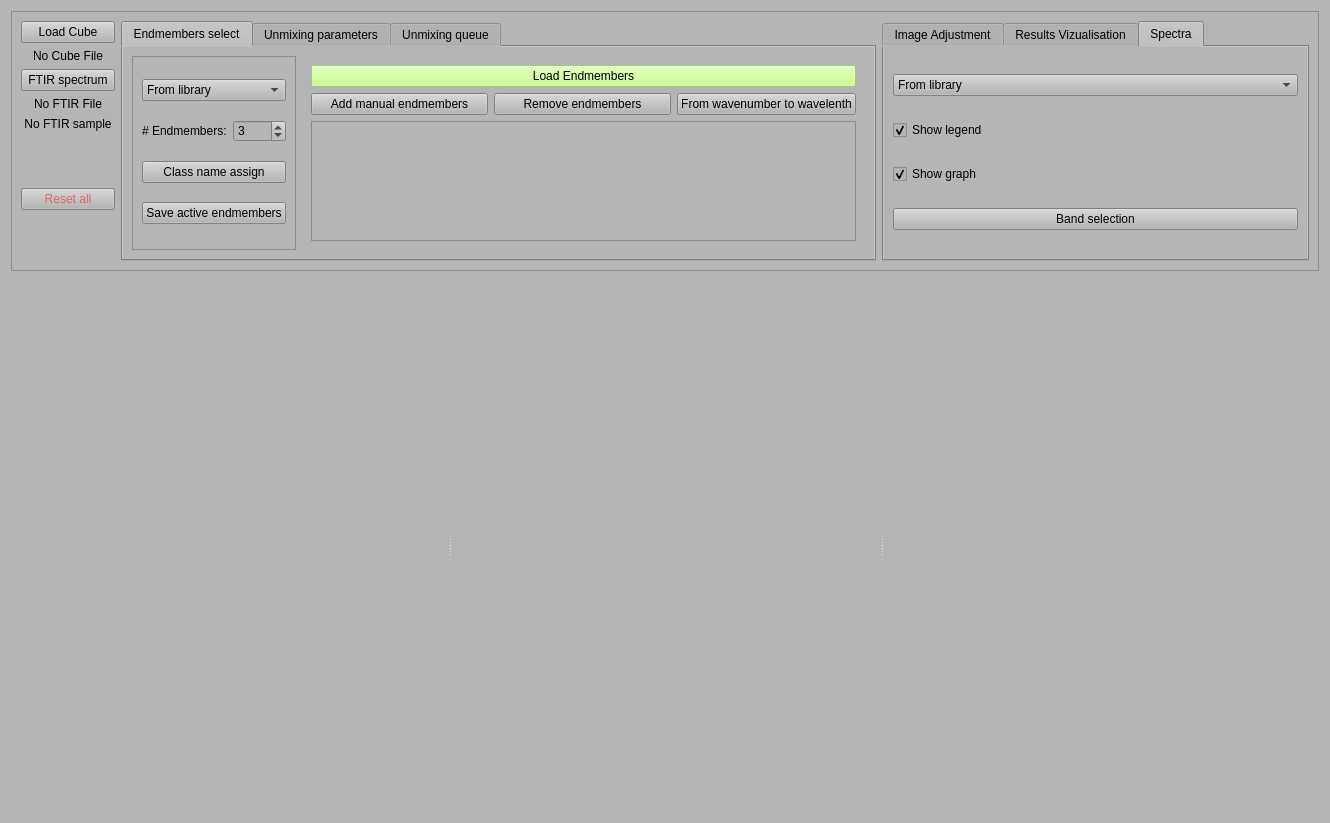
Qt form unmixing/unmixing_window.ui (Llanik/Hypertool) before a commit.
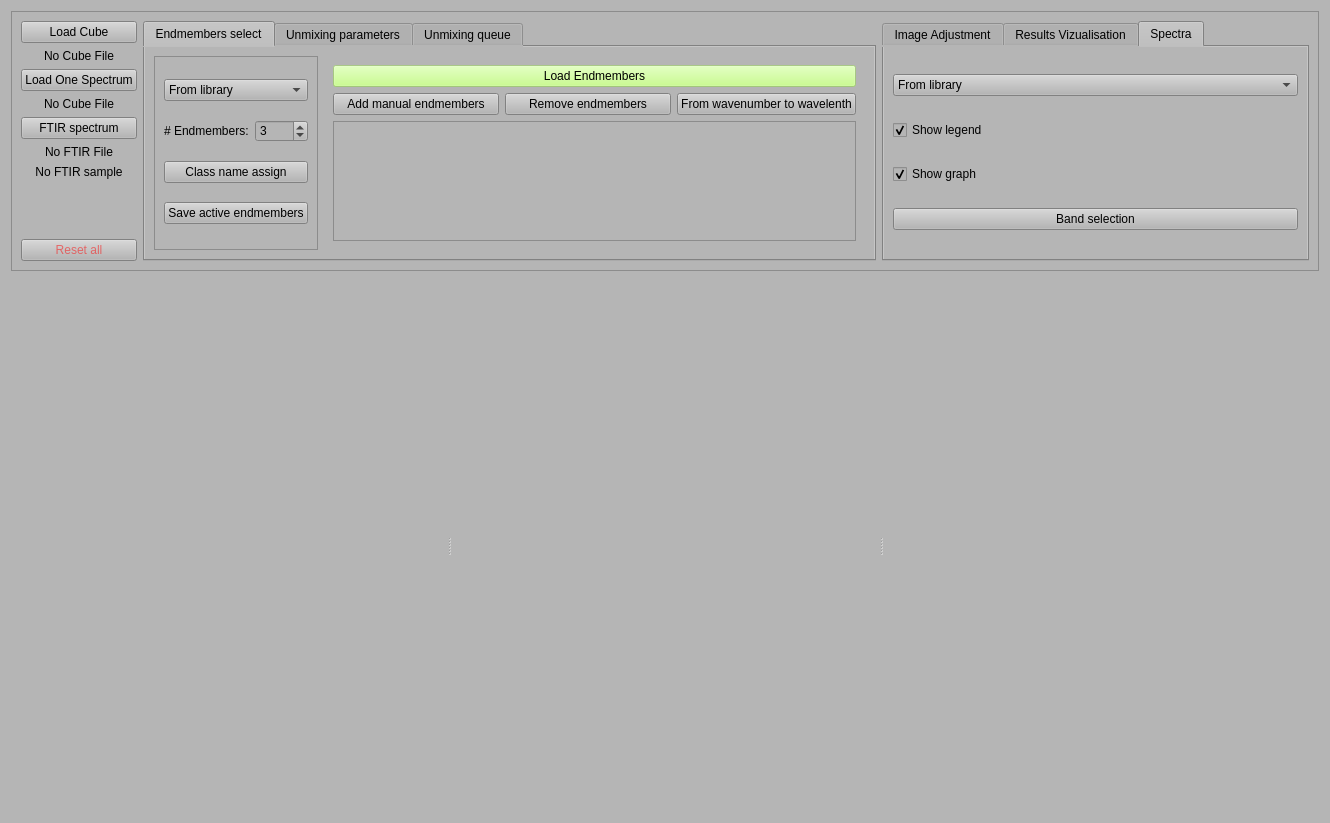
The same form after that commit. The open tabs and pages were chosen to show the change.

Commit message: [UNMIX] : - added conversion tool from cm-1 to nm - added toolbar for spectra graph - to visualize : if visible, default rgb visible - band selection has been added to default - more robust band selection with intersection between wl cube and EM - unique spectra from csv file added

The edit to the form file:
```diff
--- a/unmixing/unmixing_window.ui
+++ b/unmixing/unmixing_window.ui
@@ -63,6 +63,29 @@
           </property>
          </widget>
         </item>
+        <item>
+         <widget class="QPushButton" name="pushButton_load_one_spectrum">
+          <property name="text">
+           <string>Load One Spectrum</string>
+          </property>
+         </widget>
+        </item>
+        <item>
+         <widget class="QLabel" name="label_one_spectrum">
+          <property name="maximumSize">
+           <size>
+            <width>16777215</width>
+            <height>20</height>
+           </size>
+          </property>
+          <property name="text">
+           <string>No Cube File</string>
+          </property>
+          <property name="alignment">
+           <set>Qt::AlignCenter</set>
+          </property>
+         </widget>
+        </item>
         <item>
          <widget class="QPushButton" name="pushButton_load_FTIR">
           <property name="text">
@@ -128,19 +151,6 @@
           </property>
          </widget>
         </item>
-        <item>
-         <spacer name="verticalSpacer_2">
-          <property name="orientation">
-           <enum>Qt::Vertical</enum>
-          </property>
-          <property name="sizeHint" stdset="0">
-           <size>
-            <width>20</width>
-            <height>40</height>
-           </size>
-          </property>
-         </spacer>
-        </item>
        </layout>
       </item>
       <item>
@@ -292,8 +302,8 @@
                   <rect>
                    <x>0</x>
                    <y>0</y>
-                   <width>612</width>
-                   <height>113</height>
+                   <width>520</width>
+                   <height>120</height>
                   </rect>
                  </property>
                  <layout class="QVBoxLayout" name="verticalLayout_2">
```
Left out of the diff: 2 changed lines with no effect on the pictures. The commit also changes 3 other files.
